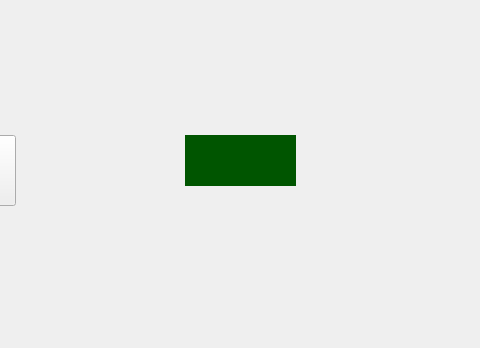
Old version of the form bank-automat/mainmenu.ui in the repository JereKortesalmi/BankProject; both pictures show x 205 to 685 and y 265 to 613 of the 1216 by 613 pixel window.
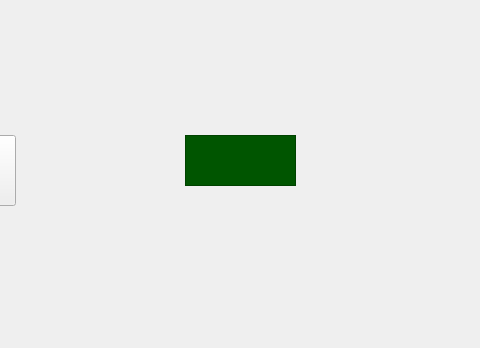
New version of the form.

Diff of the .ui file:
```diff
--- a/bank-automat/mainmenu.ui
+++ b/bank-automat/mainmenu.ui
@@ -99,12 +99,36 @@
      <height>51</height>
     </rect>
    </property>
+   <property name="font">
+    <font>
+     <pointsize>20</pointsize>
+     <bold>true</bold>
+    </font>
+   </property>
    <property name="styleSheet">
     <string notr="true">background-color: rgb(0, 85, 0);</string>
    </property>
+   <property name="frameShape">
+    <enum>QFrame::StyledPanel</enum>
+   </property>
+   <property name="frameShadow">
+    <enum>QFrame::Sunken</enum>
+   </property>
+   <property name="lineWidth">
+    <number>1</number>
+   </property>
+   <property name="midLineWidth">
+    <number>0</number>
+   </property>
    <property name="text">
     <string/>
    </property>
+   <property name="textFormat">
+    <enum>Qt::PlainText</enum>
+   </property>
+   <property name="alignment">
+    <set>Qt::AlignCenter</set>
+   </property>
   </widget>
  </widget>
  <resources/>
```
